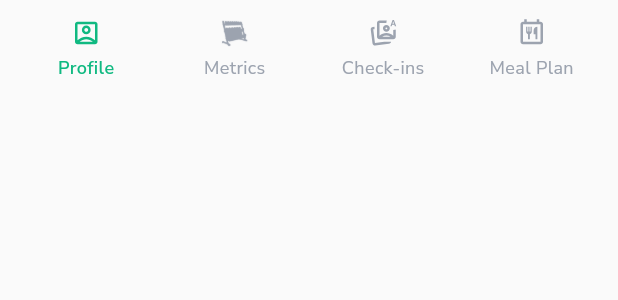
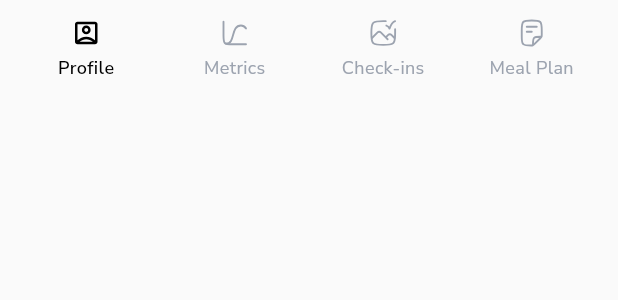
Before and after one commit to mahmoudal99/moctarnutrition, a Flutter app: the FloatingAdminScreenWrapper widget shown alone on an empty page, opened directly with empty values, on a phone screen of 412 x 824 dp. Shown: the top 300 px of the screen. Run offline on Flutter 3.47's test engine with Material 3 defaults, Android fonts, the phone set to English and light mode, and no system bars; our stand-ins replace auth_buttons, cached_network_image, cloud_firestore, confetti, firebase_auth, firebase_core and 18 more; missing offline and left inert: flutter_floating_bottom_bar, flutter_stripe, mobile_scanner, openfoodfacts; accounts and stored records are empty; project files that could hold a hidden picture were left out.

Commit message:
Improve admin_user_list_screen.dart design

```diff
--- a/lib/features/admin/presentation/widgets/floating_admin_screen_wrapper.dart
+++ b/lib/features/admin/presentation/widgets/floating_admin_screen_wrapper.dart
@@ -66,9 +66,15 @@ class _FloatingAdminScreenWrapperState
         mainAxisAlignment: MainAxisAlignment.spaceEvenly,
         children: [
           _buildBottomNavItem(0, 'Profile', 'assets/images/profile.svg'),
-          _buildBottomNavItem(1, 'Metrics', 'assets/images/weights.png'),
-          _buildBottomNavItem(2, 'Check-ins', 'assets/images/checkin.svg'),
-          _buildBottomNavItem(3, 'Meal Plan', 'assets/images/meal.svg'),
+          _buildBottomNavItem(1, 'Metrics',
+              'assets/images/chart-line-data-03-stroke-rounded.svg'),
+          _buildBottomNavItem(
+            2,
+            'Check-ins',
+            'assets/images/image-done-02-stroke-rounded.svg',
+          ),
+          _buildBottomNavItem(
+              3, 'Meal Plan', 'assets/images/file-01-stroke-rounded.svg'),
         ],
       ),
     );
@@ -99,7 +105,7 @@ class _FloatingAdminScreenWrapperState
                       width: 20,
                       height: 20,
                       color: isSelected
-                          ? AppConstants.primaryColor
+                          ? Colors.black
                           : AppConstants.textTertiary,
                     )
                   : SvgPicture.asset(
@@ -108,7 +114,7 @@ class _FloatingAdminScreenWrapperState
                       height: 20,
                       colorFilter: ColorFilter.mode(
                         isSelected
-                            ? AppConstants.primaryColor
+                            ? Colors.black
                             : AppConstants.textTertiary,
                         BlendMode.srcIn,
                       ),
@@ -119,7 +125,7 @@ class _FloatingAdminScreenWrapperState
                 textAlign: TextAlign.center,
                 style: AppTextStyles.caption.copyWith(
                   color: isSelected
-                      ? AppConstants.primaryColor
+                      ? Colors.black
                       : AppConstants.textTertiary,
                   fontWeight: isSelected ? FontWeight.w600 : FontWeight.normal,
                 ),
```
Also changed, not shown: assets/images/file-01-stroke-rounded (1).svg (deleted), assets/images/file-01-stroke-rounded (2).svg (deleted), assets/images/image-done-02-stroke-rounded.svg (added).
